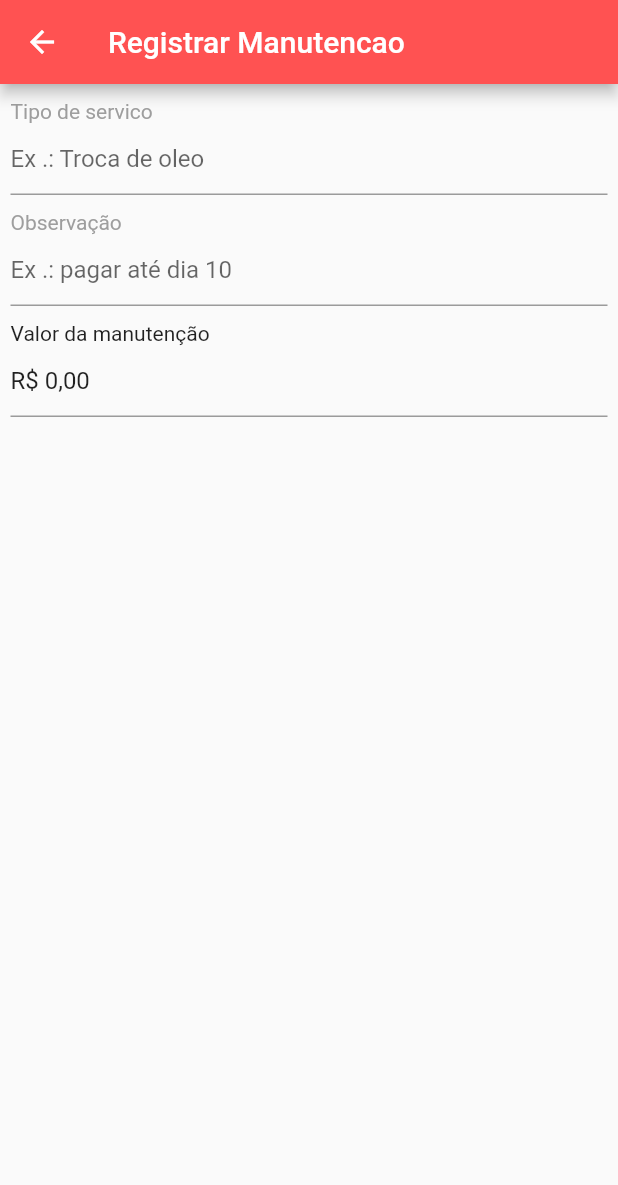
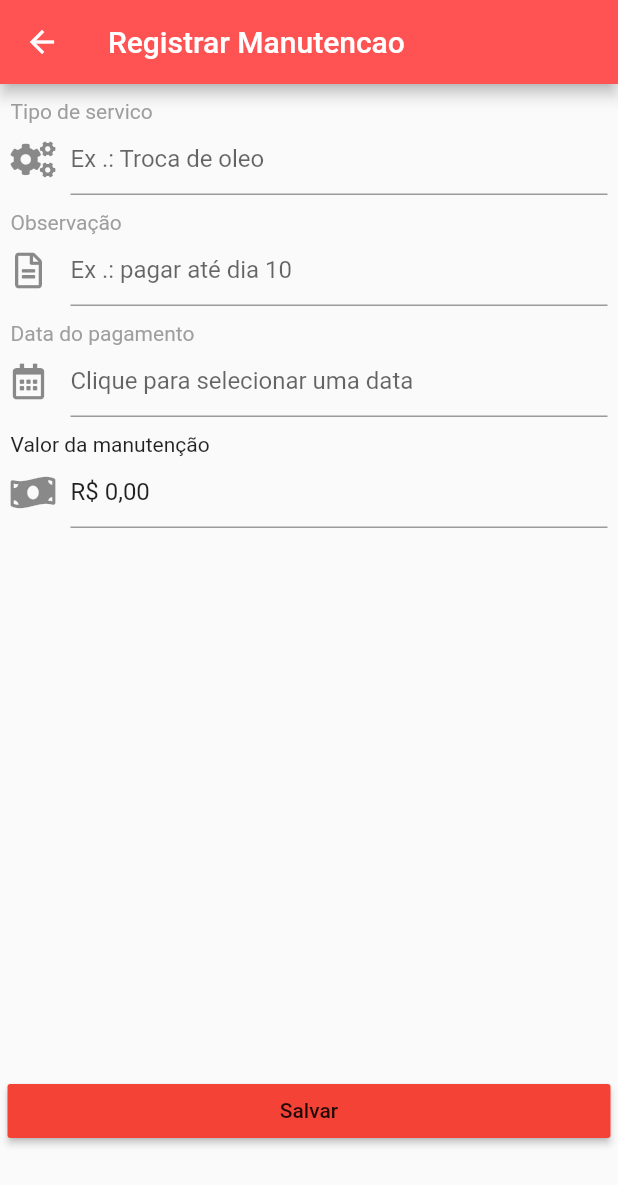
Before and after one commit to rafaelmennabarreto/CarApp, a Flutter app: the Cadastrarmanutencao screen opened directly, on a phone screen of 412 x 824 dp. Shown: the top 1185 px of the screen. Run offline on Flutter 3.47's test engine with Material 2 defaults, Android fonts, the phone set to English and light mode, and no system bars; our stand-ins replace flutter_masked_text, font_awesome_flutter.

Commit message:
adjusted itens spacing

```diff
--- a/lib/main.dart
+++ b/lib/main.dart
@@ -1,3 +1,4 @@
+import 'package:carapp/pallet.dart';
 import 'package:flutter/material.dart';
 
 import 'home/home.dart';
@@ -11,7 +12,7 @@ class MyApp extends StatelessWidget {
     return MaterialApp(
       title: 'Flutter Demo',
       theme: ThemeData(
-        primarySwatch: Colors.blue,
+        primarySwatch: Colors.blueGrey,
       ),
       home: HomeScreen(),
     );
--- a/lib/manutencao/cadastrarManutencao/cadastrarManutencao.dart
+++ b/lib/manutencao/cadastrarManutencao/cadastrarManutencao.dart
@@ -1,7 +1,9 @@
 import 'package:carapp/pallet.dart';
+import 'package:carapp/sharedWidget/datePicker.dart';
 import 'package:carapp/sharedWidget/monetary.dart';
 import 'package:carapp/sharedWidget/textinput.dart';
 import 'package:flutter/material.dart';
+import 'package:font_awesome_flutter/font_awesome_flutter.dart';
 
 class Cadastrarmanutencao extends StatefulWidget {
   @override
@@ -9,6 +11,21 @@ class Cadastrarmanutencao extends StatefulWidget {
 }
 
 class _CadastrarmanutencaoState extends State<Cadastrarmanutencao> {
+  String _date = "";
+
+  setDate(String date) => setState(() {
+        _date = date;
+      });
+
+  selectDate() async {
+    final selectedDate = await DatePicker.selectDate(context);
+    if (selectedDate != null) {
+      setDate(selectedDate.formatedDate('dd/MM/yyy'));
+      return;
+    }
+    setDate('');
+  }
+
   @override
   Widget build(BuildContext context) {
     return Scaffold(
@@ -16,26 +33,58 @@ class _CadastrarmanutencaoState extends State<Cadastrarmanutencao> {
         title: Text('Registrar Manutencao'),
         backgroundColor: Pallet.appBarColor,
       ),
-      body: Container(
+      body: SingleChildScrollView(
+        child: formulario(),
+      ),
+    );
+  }
+
+  formulario() => Container(
+        height: MediaQuery.of(context).size.height * 0.86,
         child: Column(
+          mainAxisSize: MainAxisSize.max,
+          mainAxisAlignment: MainAxisAlignment.spaceBetween,
+          children: <Widget>[
+            Column(
               children: <Widget>[
                 Input(
                   placeholder: "Ex .: Troca de oleo",
                   label: 'Tipo de servico',
+                  icon: FontAwesomeIcons.cogs,
                   onchange: (text) => print(text),
                 ),
                 Input(
                   placeholder: "Ex .: pagar até dia 10",
                   label: 'Observação',
+                  icon: FontAwesomeIcons.fileAlt,
                   onchange: (text) => print(text),
+                ),
+                Input(
+                  placeholder:
+                      _date.isEmpty ? "Clique para selecionar uma data" : _date,
+                  label: 'Data do pagamento',
+                  icon: FontAwesomeIcons.calendarAlt,
+                  readOnly: true,
+                  onTap: () => selectDate(),
                 ),
                 InputMonetary(
                   label: 'Valor da manutenção',
+                  icon: FontAwesomeIcons.moneyBillWave,
                   onchange: (text) => print(text),
-            )
+                ),
               ],
             ),
+            ButtonTheme(
+                child: Padding(
+              padding: EdgeInsets.fromLTRB(5, 15, 5, 0),
+              child: MaterialButton(
+                onPressed: () => {},
+                minWidth: MediaQuery.of(context).size.width,
+                color: Colors.red,
+                child: Text("Salvar"),
+              ),
+            )),
+          ],
         ),
       );
 }
-}
--- a/lib/pallet.dart
+++ b/lib/pallet.dart
@@ -3,7 +3,9 @@ import 'package:flutter/material.dart';
 class Pallet {
   static Color get appBarColor => Colors.redAccent;
   static Color get errorColor => Colors.redAccent;
+  static Color get primaryColor => Colors.redAccent;
   static Color get inputBorderColor => Colors.redAccent;
   static Color get floatButtonDefaultColor => Colors.green;
   static Color get textLabel => Colors.grey;
+  static Color get saveButton => Colors.blueAccent;
 }
--- a/lib/sharedWidget/monetary.dart
+++ b/lib/sharedWidget/monetary.dart
@@ -5,13 +5,11 @@ import 'package:flutter_masked_text/flutter_masked_text.dart';
 import '../pallet.dart';
 
 class InputMonetary extends StatefulWidget {
-  InputMonetary({
-    this.onchange,
-    this.label = '',
-  });
+  InputMonetary({this.onchange, this.label = '', this.icon});
 
   final String label;
   final Function(String text) onchange;
+  final IconData icon;
 
   @override
   InputMonetaryState createState() => InputMonetaryState();
@@ -44,7 +42,9 @@ class InputMonetaryState extends State<InputMonetary> {
                 inputFormatters: <TextInputFormatter>[
                   WhitelistingTextInputFormatter.digitsOnly
                 ],
-                decoration: InputDecoration(focusedBorder: borderActive))
+                decoration: InputDecoration(
+                    focusedBorder: borderActive,
+                    icon: widget.icon != null ? Icon(widget.icon) : null))
           ],
         ));
   }
--- a/lib/sharedWidget/textinput.dart
+++ b/lib/sharedWidget/textinput.dart
@@ -2,11 +2,20 @@ import 'package:carapp/pallet.dart';
 import 'package:flutter/material.dart';
 
 class Input extends StatefulWidget {
-  Input({this.placeholder, this.onchange, this.label = ''});
+  Input(
+      {this.placeholder,
+      this.onchange,
+      this.label = '',
+      this.readOnly = false,
+      this.onTap,
+      this.icon});
 
   final String placeholder;
   final String label;
   final Function(String text) onchange;
+  final bool readOnly;
+  final Function onTap;
+  final IconData icon;
 
   @override
   _InputState createState() => _InputState();
@@ -30,8 +39,12 @@ class _InputState extends State<Input> {
             ),
             TextFormField(
                 onChanged: (String text) => widget.onchange(text),
+                readOnly: widget.readOnly,
+                onTap: () => widget.onTap(),
                 decoration: InputDecoration(
-                    hintText: widget.placeholder, focusedBorder: borderActive))
+                    hintText: widget.placeholder,
+                    focusedBorder: borderActive,
+                    icon: widget.icon != null ? Icon(widget.icon) : null))
           ],
         ));
   }
--- a/pubspec.yaml
+++ b/pubspec.yaml
@@ -14,15 +14,14 @@ description: A new Flutter project.
 version: 1.0.0+1
 
 environment:
-  sdk: ">=2.1.0 <3.0.0"
+  sdk: ">=2.6.0 <3.0.0"
 
 dependencies:
   flutter:
     sdk: flutter
-
   font_awesome_flutter: ^8.2.0
-
   flutter_masked_text: ^0.7.0
+  intl: ^0.16.0
 
   # The following adds the Cupertino Icons font to your application.
   # Use with the CupertinoIcons class for iOS style icons.
```
Also changed, not shown: lib/sharedWidget/datePicker.dart (added, +21 -0 lines), pubspec.lock, 1 other file. Lines whose indentation alone changed are shown as unchanged.
